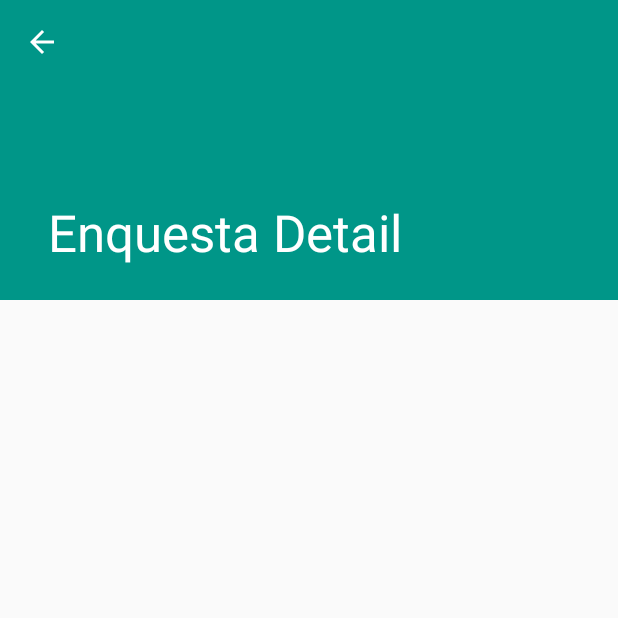
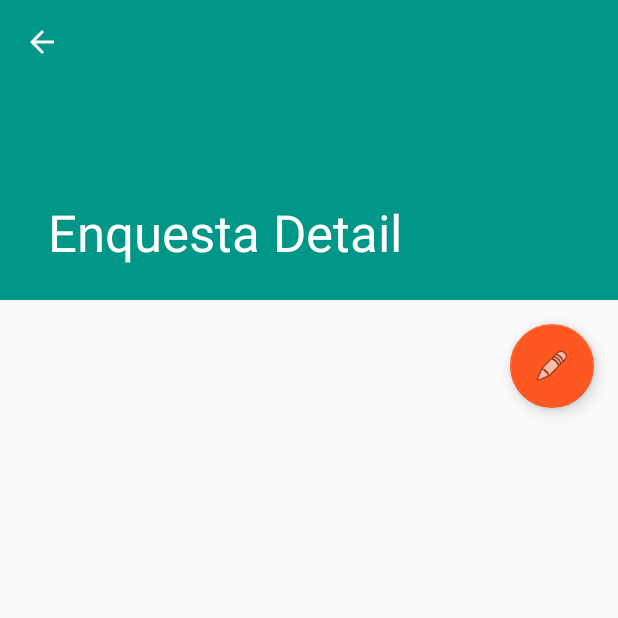
Before and after one commit to rocduran/TV3.1, an Android app: the EnquestaDetailFragment screen opened directly, with no data from a screen before it, on a phone screen of 412 x 824 dp, the top half of it. Run offline under Robolectric (Android 15) with nearby library versions, the phone set to English and light mode, and no system bars; 3 statements that could not run were skipped.

Commit message:
Commit and Push de la branca design a la SQLiteLocalBD, m'ha costat lo seu pro al final he hagut de fer lo de copiar tots els arxius de la teva branca etc XDD

```diff
--- a/app/src/main/java/ad/uda/rocmoi/activities/EnquestaDetailActivity.java
+++ b/app/src/main/java/ad/uda/rocmoi/activities/EnquestaDetailActivity.java
@@ -26,6 +26,7 @@ public class EnquestaDetailActivity extends AppCompatActivity {
     @Override
     protected void onCreate(Bundle savedInstanceState) {
         super.onCreate(savedInstanceState);
+
         setContentView(R.layout.activity_enquesta_detail);
         Toolbar toolbar = (Toolbar) findViewById(R.id.detail_toolbar);
         setSupportActionBar(toolbar);
--- a/app/src/main/java/ad/uda/rocmoi/activities/EnquestaListActivity.java
+++ b/app/src/main/java/ad/uda/rocmoi/activities/EnquestaListActivity.java
@@ -44,6 +44,7 @@ public class EnquestaListActivity extends AppCompatActivity
     @Override
     protected void onCreate(Bundle savedInstanceState) {
         super.onCreate(savedInstanceState);
+
         setContentView(R.layout.activity_enquesta_app_bar);
 
         Toolbar toolbar = (Toolbar) findViewById(R.id.toolbar);
@@ -63,6 +64,7 @@ public class EnquestaListActivity extends AppCompatActivity
                     .findFragmentById(R.id.enquesta_list))
                     .setActivateOnItemClick(true);
         }
+
 
         // TODO: If exposing deep links into your app, handle intents here.
     }
--- a/app/src/main/java/ad/uda/rocmoi/adaptadors/EnquestaAdapter.java
+++ b/app/src/main/java/ad/uda/rocmoi/adaptadors/EnquestaAdapter.java
@@ -5,6 +5,7 @@ import android.view.LayoutInflater;
 import android.view.View;
 import android.view.ViewGroup;
 import android.widget.ArrayAdapter;
+import android.widget.ImageView;
 import android.widget.TextView;
 
 import java.util.List;
@@ -28,6 +29,7 @@ public class EnquestaAdapter extends ArrayAdapter<Dossier> {
         }
 
         //Referencia al Camps
+        ImageView imgThubnail = (ImageView)convertView.findViewById(R.id.list_image);
         TextView tvTitle = (TextView)convertView.findViewById(R.id.tvTitle);
         TextView tvSubTitle = (TextView)convertView.findViewById(R.id.tvSubTitle);
 
@@ -35,7 +37,8 @@ public class EnquestaAdapter extends ArrayAdapter<Dossier> {
 
         //Mapejar informació a mostrar a partir d'un Item
         Dossier e = getItem(position);
-        tvTitle.setText("Dossier "+ String.valueOf(e.getId()));
+        imgThubnail.setImageResource(R.drawable.checklist);
+        tvTitle.setText(String.valueOf(e.getId()));
         tvSubTitle.setText(e.getDescripcio());
 
         return convertView;
--- a/app/src/main/java/ad/uda/rocmoi/fragments/EnquestaDetailFragment.java
+++ b/app/src/main/java/ad/uda/rocmoi/fragments/EnquestaDetailFragment.java
@@ -1,14 +1,17 @@
 package ad.uda.rocmoi.fragments;
 
 import android.app.Activity;
+import android.content.Intent;
 import android.support.design.widget.CollapsingToolbarLayout;
 import android.os.Bundle;
+import android.support.design.widget.FloatingActionButton;
 import android.support.v4.app.Fragment;
 import android.util.Log;
 import android.view.LayoutInflater;
 import android.view.View;
 import android.view.ViewGroup;
 import android.widget.TextView;
+import android.view.View.OnClickListener;
 
 import java.util.ArrayList;
 
@@ -25,7 +28,7 @@ import ad.uda.rocmoi.tools.DataLoader;
  * in two-pane mode (on tablets) or a {@link EnquestaDetailActivity}
  * on handsets.
  */
-public class EnquestaDetailFragment extends Fragment {
+public class EnquestaDetailFragment extends Fragment implements View.OnClickListener{
     /**
      * The fragment argument representing the item ID that this fragment
      * represents.
@@ -48,6 +51,8 @@ public class EnquestaDetailFragment extends Fragment {
     public void onCreate(Bundle savedInstanceState) {
         super.onCreate(savedInstanceState);
 
+
+
         // TODO carregar detalls des de la BD i presentarlos
         if (getArguments().containsKey(ARG_ITEM_ID)) {
             // Carreguem el dossier seleccionat
@@ -55,11 +60,13 @@ public class EnquestaDetailFragment extends Fragment {
             dossier = DataLoader.dossiers.get(possicio);
 
             Activity activity = this.getActivity();
-            /*CollapsingToolbarLayout appBarLayout = (CollapsingToolbarLayout) activity.findViewById(R.id.toolbar_layout);
+            CollapsingToolbarLayout appBarLayout = (CollapsingToolbarLayout) activity.findViewById(R.id.toolbar_layout);
             if (appBarLayout != null) {
                 appBarLayout.setTitle(dossier.getDescripcio());
-            }*/
+            }
+
         }
+
     }
 
     @Override
@@ -71,7 +78,19 @@ public class EnquestaDetailFragment extends Fragment {
         if (dossier != null) {
             ((TextView) rootView.findViewById(R.id.enquesta_detail)).setText(dossier.getDetails());
         }
+        FloatingActionButton fab_realitzar = (FloatingActionButton) rootView.findViewById(R.id.fab_realitzar);
+        fab_realitzar.setOnClickListener(new View.OnClickListener() {
+            @Override
+            public void onClick(View rootView) {
+                getActivity().startActivity(new Intent("ad.uda.rocmoi.activities.EnquestaActivity"));
+            }
+        });
 
         return rootView;
     }
+
+    @Override
+    public void onClick(View v) {
+        getActivity().startActivity(new Intent("ad.uda.rocmoi.activities.EnquestaActivity"));
+    }
 }
--- a/app/src/main/res/layout-sw600dp/activity_enquesta_list.xml
+++ b/app/src/main/res/layout-sw600dp/activity_enquesta_list.xml
@@ -7,10 +7,11 @@
 
 
     <fragment android:id="@+id/enquesta_list" android:name="ad.uda.rocmoi.fragments.EnquestaListFragment"
-        android:layout_width="0dp" android:layout_height="match_parent" android:layout_weight="1"
+        android:layout_width="@dimen/fragment_horitzontal_width" android:layout_height="match_parent" android:layout_weight="1"
         tools:layout="@android:layout/list_content" />
 
     <FrameLayout android:id="@+id/enquesta_detail_container" android:layout_width="0dp"
         android:layout_height="match_parent" android:layout_weight="3" />
 
+
 </LinearLayout>
--- a/app/src/main/res/layout/activity_enquesta_detail.xml
+++ b/app/src/main/res/layout/activity_enquesta_detail.xml
@@ -28,4 +28,5 @@
         android:layout_width="match_parent" android:layout_height="match_parent"
         app:layout_behavior="@string/appbar_scrolling_view_behavior" />
 
+
 </android.support.design.widget.CoordinatorLayout>
--- a/app/src/main/res/layout/fragment_enquesta_detail.xml
+++ b/app/src/main/res/layout/fragment_enquesta_detail.xml
@@ -1,5 +1,24 @@
-<TextView xmlns:android="http://schemas.android.com/apk/res/android"
-    xmlns:tools="http://schemas.android.com/tools" android:id="@+id/enquesta_detail"
-    style="?android:attr/textAppearanceLarge" android:layout_width="match_parent"
-    android:layout_height="match_parent" android:padding="16dp" android:textIsSelectable="true"
-    tools:context=".EnquestaDetailFragment" android:gravity="center" />
+<FrameLayout
+    xmlns:android="http://schemas.android.com/apk/res/android"
+    xmlns:app="http://schemas.android.com/apk/res-auto"
+    xmlns:tools="http://schemas.android.com/tools" android:layout_width="match_parent"
+    android:layout_height="match_parent" android:fitsSystemWindows="true"
+    tools:context=".EnquestaDetailActivity" tools:ignore="MergeRootFrame">
+
+
+    <TextView xmlns:android="http://schemas.android.com/apk/res/android"
+        xmlns:tools="http://schemas.android.com/tools" android:id="@+id/enquesta_detail"
+        style="?android:attr/textAppearanceLarge" android:layout_width="match_parent"
+        android:layout_height="match_parent" android:padding="16dp" android:textIsSelectable="true"
+        tools:context=".EnquestaDetailFragment" android:gravity="center" />
+
+<!-- TODO Gravity abaix a la dreta-->
+    <android.support.design.widget.FloatingActionButton android:id="@+id/fab_realitzar"
+        android:layout_width="wrap_content" android:layout_height="wrap_content"
+        app:fabSize="normal"
+        android:layout_gravity="end|bottom" android:layout_margin="@dimen/fab_margin"
+        android:src="@android:drawable/ic_menu_edit"
+        android:focusable="false"
+        android:cropToPadding="false" />
+
+</FrameLayout>
--- a/app/src/main/res/values-w820dp/dimens.xml
+++ b/app/src/main/res/values-w820dp/dimens.xml
@@ -3,8 +3,10 @@
          (such as screen margins) for screens with more than 820dp of available width. This
          would include 7" and 10" devices in landscape (~960dp and ~1280dp respectively). -->
     <dimen name="activity_horizontal_margin">64dp</dimen>
+    <dimen name="fragment_horitzontal_width">0dp</dimen>
+    <dimen name="fab_margin">24dp</dimen>
     <dimen name="margins_title">24dp</dimen>
     <dimen name="margins_subtitle">24dp</dimen>
-    <dimen name="list_title">20dp</dimen>
-    <dimen name="list_subtitle">18dp</dimen>
+    <dimen name="list_title">20sp</dimen>
+    <dimen name="list_subtitle">18sp</dimen>
 </resources>
--- a/app/src/main/res/values/dimens.xml
+++ b/app/src/main/res/values/dimens.xml
@@ -1,8 +1,13 @@
 <?xml version="1.0" encoding="utf-8"?>
 <resources>
     <dimen name="activity_horizontal_margin">16dp</dimen>
+    <dimen name="fragment_horitzontal_width">100dp</dimen>
     <dimen name="activity_vertical_margin">16dp</dimen>
     <dimen name="fab_margin">16dp</dimen>
     <dimen name="appbar_padding_top">8dp</dimen>
     <dimen name="app_bar_height">200dp</dimen>
+    <dimen name="list_title">20sp</dimen>
+    <dimen name="list_subtitle">18sp</dimen>
+    <dimen name="margins_title">24dp</dimen>
+    <dimen name="margins_subtitle">24dp</dimen>
 </resources>
```
Also changed, not shown: app/src/main/java/ad/uda/rocmoi/fragments/EnquestaListFragment.java (+4 -5 lines), app/src/main/res/layout/item_enquesta.xml (+14 -2 lines), app/src/main/res/layout/activity_enquesta_list.xml (line endings or trailing spaces), 2 other files.
